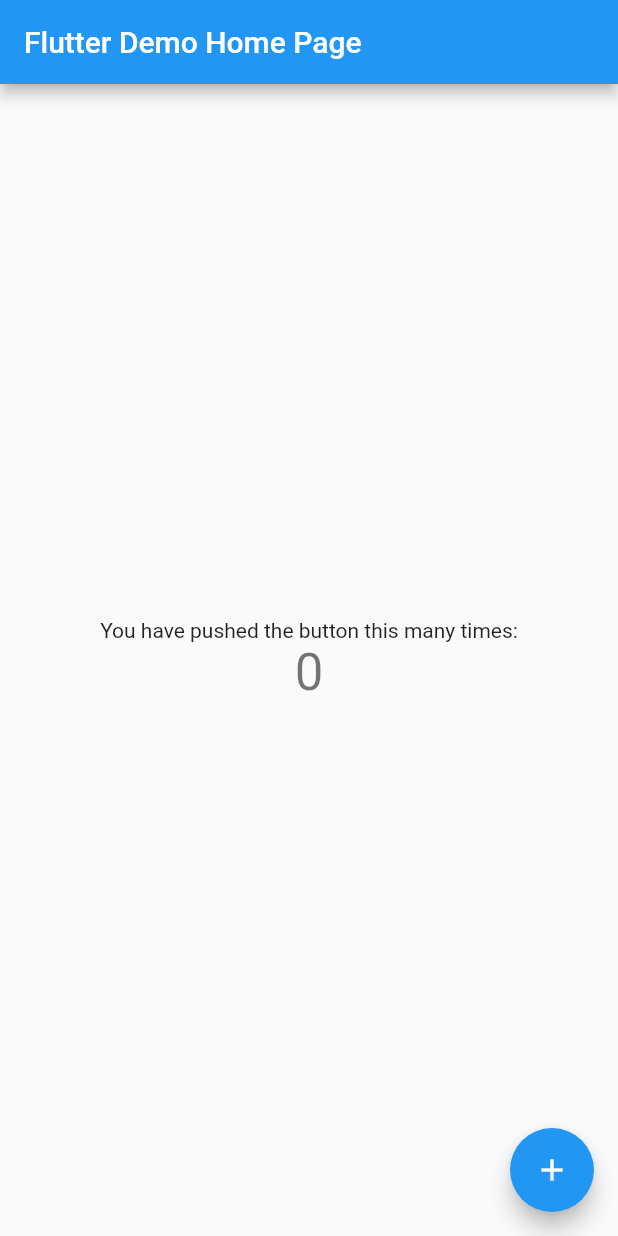
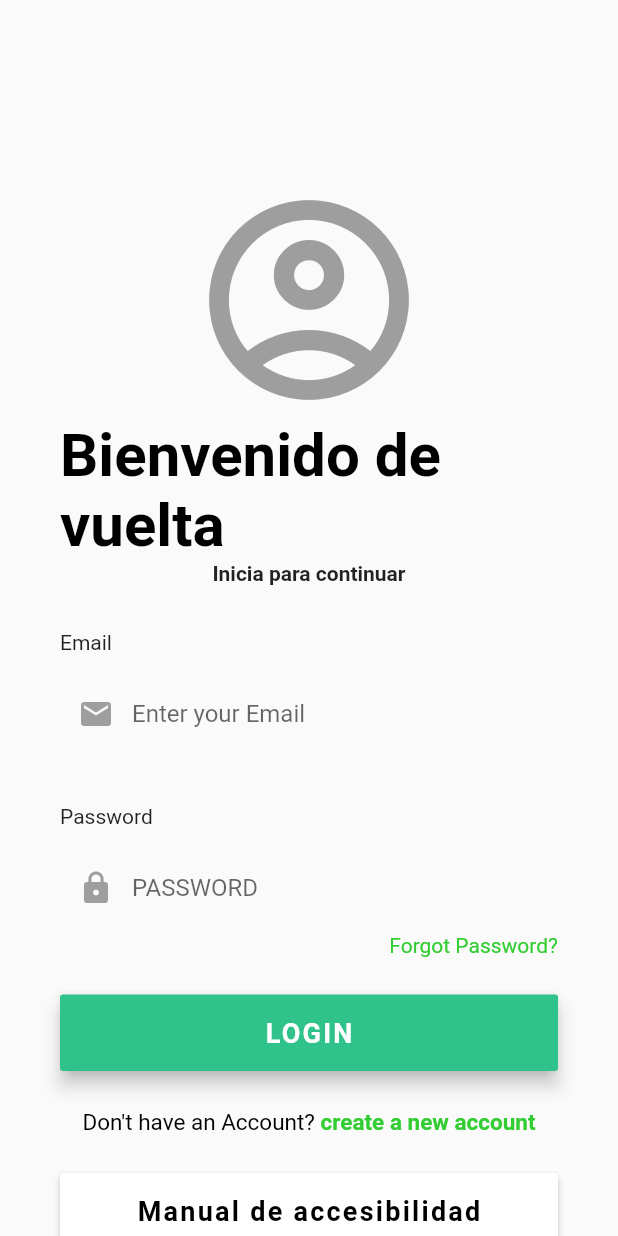
Before and after one commit to zictcian/petClinicMovile_Jaza, a Flutter app: the screen it shows after launch, on a phone screen of 412 x 824 dp. Run offline on Flutter 3.47's test engine with Material 2 defaults, Android fonts, the phone set to English and light mode, and no system bars; Roboto replaces fonts that are missing (OpenSans).

Commit message:
Actualizacion login carrito manuales

```diff
--- a/lib/main.dart
+++ b/lib/main.dart
@@ -1,113 +1,41 @@
+import 'package:flutter_application_1/pages/ManualAccesibidad.dart';
+import 'package:flutter_application_1/pages/ManualProgramador.dart';
+
+import 'pages/checkout.dart';
+import 'pages/shop_items.dart';
+import 'pages/login.dart';
 import 'package:flutter/material.dart';
 
-void main() {
-  runApp(MyApp());
-}
+void main() => runApp(App());
 
-class MyApp extends StatelessWidget {
-  // This widget is the root of your application.
+class App extends StatelessWidget {
   @override
   Widget build(BuildContext context) {
+    Map<int, Color> color = {
+      50: Color.fromRGBO(21, 35, 38, .1),
+      100: Color.fromRGBO(21, 35, 38, .2),
+      200: Color.fromRGBO(21, 35, 38, .3),
+      300: Color.fromRGBO(21, 35, 38, .4),
+      400: Color.fromRGBO(21, 35, 38, .5),
+      500: Color.fromRGBO(21, 35, 38, .6),
+      600: Color.fromRGBO(21, 35, 38, .7),
+      700: Color.fromRGBO(21, 35, 38, .8),
+      800: Color.fromRGBO(21, 35, 38, .9),
+      900: Color.fromRGBO(21, 35, 38, 1),
+    };
     return MaterialApp(
-      title: 'Flutter Demo',
+      debugShowCheckedModeBanner: false,
       theme: ThemeData(
-        // This is the theme of your application.
-        //
-        // Try running your application with "flutter run". You'll see the
-        // application has a blue toolbar. Then, without quitting the app, try
-        // changing the primarySwatch below to Colors.green and then invoke
-        // "hot reload" (press "r" in the console where you ran "flutter run",
-        // or simply save your changes to "hot reload" in a Flutter IDE).
-        // Notice that the counter didn't reset back to zero; the application
-        // is not restarted.
-        primarySwatch: Colors.blue,
+        primarySwatch: MaterialColor(0xFFF152326, color),
       ),
-      home: MyHomePage(title: 'Flutter Demo Home Page'),
+      initialRoute: '/login',
+      routes: {
+        '/login': (BuildContext context) => Login(),
+        '/': (BuildContext context) => ShopItems(),
+        '/checkout': (BuildContext context) => Checkout(),
+        '/accesibilidad': (BuildContext context) => ManualAccesibilidad(),
+        '/programador': (BuildContext context) => ManualProgramador()
+      },
     );
   }
 }
-
-class MyHomePage extends StatefulWidget {
-  MyHomePage({Key key, this.title}) : super(key: key);
-
-  // This widget is the home page of your application. It is stateful, meaning
-  // that it has a State object (defined below) that contains fields that affect
-  // how it looks.
-
-  // This class is the configuration for the state. It holds the values (in this
-  // case the title) provided by the parent (in this case the App widget) and
-  // used by the build method of the State. Fields in a Widget subclass are
-  // always marked "final".
-
-  final String title;
-
-  @override
-  _MyHomePageState createState() => _MyHomePageState();
-}
-
-class _MyHomePageState extends State<MyHomePage> {
-  int _counter = 0;
-
-  void _incrementCounter() {
-    setState(() {
-      // This call to setState tells the Flutter framework that something has
-      // changed in this State, which causes it to rerun the build method below
-      // so that the display can reflect the updated values. If we changed
-      // _counter without calling setState(), then the build method would not be
-      // called again, and so nothing would appear to happen.
-      _counter++;
-    });
-  }
-
-  @override
-  Widget build(BuildContext context) {
-    // This method is rerun every time setState is called, for instance as done
-    // by the _incrementCounter method above.
-    //
-    // The Flutter framework has been optimized to make rerunning build methods
-    // fast, so that you can just rebuild anything that needs updating rather
-    // than having to individually change instances of widgets.
-    return Scaffold(
-      appBar: AppBar(
-        // Here we take the value from the MyHomePage object that was created by
-        // the App.build method, and use it to set our appbar title.
-        title: Text(widget.title),
-      ),
-      body: Center(
-        // Center is a layout widget. It takes a single child and positions it
-        // in the middle of the parent.
-        child: Column(
-          // Column is also a layout widget. It takes a list of children and
-          // arranges them vertically. By default, it sizes itself to fit its
-          // children horizontally, and tries to be as tall as its parent.
-          //
-          // Invoke "debug painting" (press "p" in the console, choose the
-          // "Toggle Debug Paint" action from the Flutter Inspector in Android
-          // Studio, or the "Toggle Debug Paint" command in Visual Studio Code)
-          // to see the wireframe for each widget.
-          //
-          // Column has various properties to control how it sizes itself and
-          // how it positions its children. Here we use mainAxisAlignment to
-          // center the children vertically; the main axis here is the vertical
-          // axis because Columns are vertical (the cross axis would be
-          // horizontal).
-          mainAxisAlignment: MainAxisAlignment.center,
-          children: <Widget>[
-            Text(
-              'You have pushed the button this many times:',
-            ),
-            Text(
-              '$_counter',
-              style: Theme.of(context).textTheme.headline4,
-            ),
-          ],
-        ),
-      ),
-      floatingActionButton: FloatingActionButton(
-        onPressed: _incrementCounter,
-        tooltip: 'Increment',
-        child: Icon(Icons.add),
-      ), // This trailing comma makes auto-formatting nicer for build methods.
-    );
-  }
-}
--- /dev/null
+++ b/lib/pages/ManualAccesibidad.dart
@@ -0,0 +1,46 @@
+import 'package:flutter/material.dart';
+
+class ManualAccesibilidad extends StatelessWidget {
+  // This widget is the root of your application.
+  @override
+  Widget build(BuildContext context) {
+    return new MaterialApp(
+        title: 'ManualAccesibilidad',
+        theme: new ThemeData(
+          primarySwatch: Colors.blue,
+        ),
+        home: Scaffold(
+            appBar: AppBar(title: Text('ManualAccesibilidad')),
+            body: new ListView(children: [
+              new ListTile(title: Text('Ingreso a la aplicacion:')),
+              new ListTile(
+                  title: Text(
+                      'Debes poner tu usuario en el input de usuario y poner tu contraseña en el input de password para dar click al boton de ingresar. Alerta: debes tener una cuenta ya registrada e ingresar correctamente tus datos de ingreso para poder accesar a la aplicacion.')),
+              new ListTile(title: Text('navegacion entre pantallas:')),
+              new ListTile(title: Text('Registrarse en la aplicacion:')),
+              new ListTile(
+                  title: Text(
+                      'Debes estar en el login y  ponerle en el link de (soy propietario) para crear una cuenta nueva, donde te pedira unos datos personales que deben ser llenado para poder generar una nueva cuenta. Alerta: los datos de email no puden ser repetidos.')),
+              new ListTile(
+                  title: Text(
+                      'Al darle  click a los botones de retroseso  o a los botones de los productos podras cambiar de paginas ya sea propiamente a un producto en especifico (carro de compras) o regresar a la pagina anterior.')),
+              new ListTile(title: Text('Agregar al carrito de compras')),
+              new ListTile(
+                  title: Text(
+                      'Al estar en la seccion de productos puedes bajar o subir y  en su camino ir dandole click a los productos que quieras agragar al carrito para su compra; a su vez puedes ir a la seccion del carrito de compra para poder quitar los productos no deseados o para pagarlos en el momento.')),
+              new ListTile(title: Text('Salir de la aplicaicon:')),
+              new ListTile(
+                  title: Text(
+                      'Para poder salir de la aplicacion solamente es necesario darle click a todas las flechas (hacia atras) para llegar hasta el login.')),
+              new ListTile(title: Text('Comprar articulos del carrito')),
+              new ListTile(
+                  title: Text(
+                      'Tienes que ir a la seccion del carrito donde tienes tu listado de articulos que te interesan, solo debes darle click en la seccion de comprar para realizar la compra de productos.')),
+              new ListTile(title: Text('Ir a las secciones de Manual')),
+              new ListTile(
+                  title: Text(
+                      'En el menu, en la parte de arriba hay 2 botones para ir al manual del cliente o en cuyo caso del programador')),
+              new ListTile(title: Text('Empresa: @JAZA'))
+            ])));
+  }
+}
--- /dev/null
+++ b/lib/pages/ManualProgramador.dart
@@ -0,0 +1,39 @@
+import 'package:flutter/material.dart';
+
+class ManualProgramador extends StatelessWidget {
+  // This widget is the root of your application.
+  @override
+  Widget build(BuildContext context) {
+    return new MaterialApp(
+        title: 'Manueal del programador',
+        theme: new ThemeData(
+          primarySwatch: Colors.blue,
+        ),
+        home: Scaffold(
+            appBar: AppBar(title: Text('Manual del programador')),
+            body: new ListView(children: [
+              new ListTile(title: Text('Base de datos: PetClinic')),
+              new ListTile(title: Text('Gestor de base de datos: XAMPP')),
+              new ListTile(title: Text('Lenguaje: Dart')),
+              new ListTile(title: Text('Lenguaje: Kotlin')),
+              new ListTile(title: Text('Lenguaje: HTML')),
+              new ListTile(title: Text('Herramienta: Visual studio code')),
+              new ListTile(title: Text('Emulador: Xiaomi Nux pro')),
+              new ListTile(title: Text('Inicio: main.dart')),
+              new ListTile(title: Text('Tablas a implementar: Productos')),
+              new ListTile(title: Text('Tablas a implementar: Users')),
+              new ListTile(title: Text('Roles a implementar: Owners')),
+              new ListTile(title: Text('Tipo Programacion: Movile')),
+              new ListTile(title: Text('librerias: material.Dart')),
+              new ListTile(title: Text('Metodologia: Scrum')),
+              new ListTile(title: Text('.........Documentacion.......')),
+              new ListTile(
+                  title: Text(
+                      'Link de trello: https://trello.com/b/6vIZL83n/petclinic-ca-de-cv')),
+              new ListTile(
+                  title: Text(
+                      'link de github: https://github.com/zictcian/petClinicMovile_Jaza')),
+              new ListTile(title: Text('Empresa: JAZA'))
+            ])));
+  }
+}
--- /dev/null
+++ b/lib/pages/login.dart
@@ -0,0 +1,226 @@
+import 'package:flutter/material.dart';
+import 'package:flutter/services.dart';
+
+class Login extends StatelessWidget {
+  var fail = 0;
+  final navigatorKey = GlobalKey<NavigatorState>();
+
+  @override
+  Widget build(BuildContext context) {
+    return Scaffold(
+      body: AnnotatedRegion<SystemUiOverlayStyle>(
+        value: SystemUiOverlayStyle.light,
+        child: GestureDetector(
+          onTap: () => FocusScope.of(context).unfocus(),
+          child: Stack(
+            children: <Widget>[
+              Container(
+                height: double.infinity,
+                child: SingleChildScrollView(
+                  physics: AlwaysScrollableScrollPhysics(),
+                  padding: EdgeInsets.symmetric(
+                    horizontal: 40.0,
+                    vertical: 120.0,
+                  ),
+                  child: Column(
+                    mainAxisAlignment: MainAxisAlignment.center,
+                    children: <Widget>[
+                      Icon(
+                        Icons.account_circle_outlined,
+                        size: 160.0,
+                        color: Colors.grey,
+                      ),
+                      Text(
+                        'Bienvenido de vuelta',
+                        style: TextStyle(
+                          color: Colors.black,
+                          fontFamily: 'OpenSans',
+                          fontSize: 40.0,
+                          fontWeight: FontWeight.bold,
+                        ),
+                      ),
+                      GestureDetector(
+                          child: Text(
+                        "Inicia para continuar",
+                        style: TextStyle(
+                          fontFamily: 'OpenSans',
+                          fontWeight: FontWeight.bold,
+                        ),
+                      )),
+                      SizedBox(height: 30.0),
+                      _email(),
+                      SizedBox(
+                        height: 30.0,
+                      ),
+                      _password(),
+                      Align(
+                        alignment: Alignment.centerRight,
+                        child: Container(
+                          child: Text(
+                            "Forgot Password?",
+                            style: TextStyle(
+                              color: Color.fromRGBO(50, 205, 50, 1.0),
+                            ),
+                          ),
+                        ),
+                      ),
+                      Container(
+                        padding: EdgeInsets.symmetric(vertical: 25.0),
+                        width: double.infinity,
+                        child: RaisedButton(
+                          elevation: 5.0,
+                          onPressed: () => Navigator.pushNamed(context, '/'),
+                          padding: EdgeInsets.all(15.0),
+                          color: Color.fromRGBO(48, 194, 139, 1.0),
+                          child: Text(
+                            'LOGIN',
+                            style: TextStyle(
+                              color: Colors.white,
+                              letterSpacing: 1.5,
+                              fontSize: 18.0,
+                              fontWeight: FontWeight.bold,
+                              fontFamily: 'OpenSans',
+                            ),
+                          ),
+                        ),
+                      ),
+                      GestureDetector(
+                        child: RichText(
+                          text: TextSpan(
+                            children: [
+                              TextSpan(
+                                text: 'Don\'t have an Account? ',
+                                style: TextStyle(
+                                  color: Colors.black,
+                                  fontSize: 15.0,
+                                ),
+                              ),
+                              TextSpan(
+                                text: 'create a new account',
+                                style: TextStyle(
+                                  color: Color.fromRGBO(50, 205, 50, 1.0),
+                                  fontSize: 15.0,
+                                  fontWeight: FontWeight.bold,
+                                ),
+                              ),
+                            ],
+                          ),
+                        ),
+                      ),
+                      Container(
+                        padding: EdgeInsets.symmetric(vertical: 25.0),
+                        width: double.infinity,
+                        child: RaisedButton(
+                          onPressed: () =>
+                              Navigator.pushNamed(context, '/accesibilidad'),
+                          padding: EdgeInsets.all(15.0),
+                          color: Colors.white,
+                          child: Text(
+                            'Manual de accesibilidad',
+                            style: TextStyle(
+                              color: Colors.black,
+                              letterSpacing: 1.5,
+                              fontSize: 18.0,
+                              fontWeight: FontWeight.bold,
+                              fontFamily: 'OpenSans',
+                            ),
+                          ),
+                        ),
+                      ),
+                      Container(
+                        padding: EdgeInsets.symmetric(vertical: 1.0),
+                        width: double.infinity,
+                        child: RaisedButton(
+                          onPressed: () =>
+                              Navigator.pushNamed(context, '/programador'),
+                          padding: EdgeInsets.all(15.0),
+                          color: Colors.white,
+                          child: Text(
+                            'Manual de programador',
+                            style: TextStyle(
+                              color: Colors.black,
+                              letterSpacing: 1.5,
+                              fontSize: 18.0,
+                              fontWeight: FontWeight.bold,
+                              fontFamily: 'OpenSans',
+                            ),
+                          ),
+                        ),
+                      ),
+                    ],
+                  ),
+                ),
+              )
+            ],
+          ),
+        ),
+      ),
+    );
+  }
+
+  //Email
+  Widget _email() {
+    return Column(
+      crossAxisAlignment: CrossAxisAlignment.start,
+      children: <Widget>[
+        Text(
+          'Email',
+        ),
+        SizedBox(height: 10.0),
+        Container(
+          alignment: Alignment.centerLeft,
+          height: 60.0,
+          child: TextField(
+            keyboardType: TextInputType.emailAddress,
+            style: TextStyle(
+              color: Colors.black,
+              fontFamily: 'OpenSans',
+            ),
+            decoration: InputDecoration(
+              border: InputBorder.none,
+              contentPadding: EdgeInsets.only(top: 14.0),
+              prefixIcon: Icon(
+                Icons.email,
+                color: Colors.grey,
+              ),
+              hintText: 'Enter your Email',
+            ),
+          ),
+        ),
+      ],
+    );
+  }
+
+  @override
+  Widget _password() {
+    return Column(
+      crossAxisAlignment: CrossAxisAlignment.start,
+      children: <Widget>[
+        Text(
+          'Password',
+        ),
+        SizedBox(height: 10.0),
+        Container(
+          alignment: Alignment.centerLeft,
+          height: 60.0,
+          child: TextField(
+            obscureText: true,
+            style: TextStyle(
+              color: Colors.black,
+              fontFamily: 'OpenSans',
+            ),
+            decoration: InputDecoration(
+              border: InputBorder.none,
+              contentPadding: EdgeInsets.only(top: 14.0),
+              prefixIcon: Icon(
+                Icons.lock,
+                color: Colors.grey,
+              ),
+              hintText: 'PASSWORD',
+            ),
+          ),
+        ),
+      ],
+    );
+  }
+}
```
Also changed, not shown: lib/bloc/cart_items_bloc.dart (added, +50 -0 lines), lib/pages/checkout.dart (added, +56 -0 lines), lib/pages/shop_items.dart (added, +53 -0 lines), pubspec.lock.
